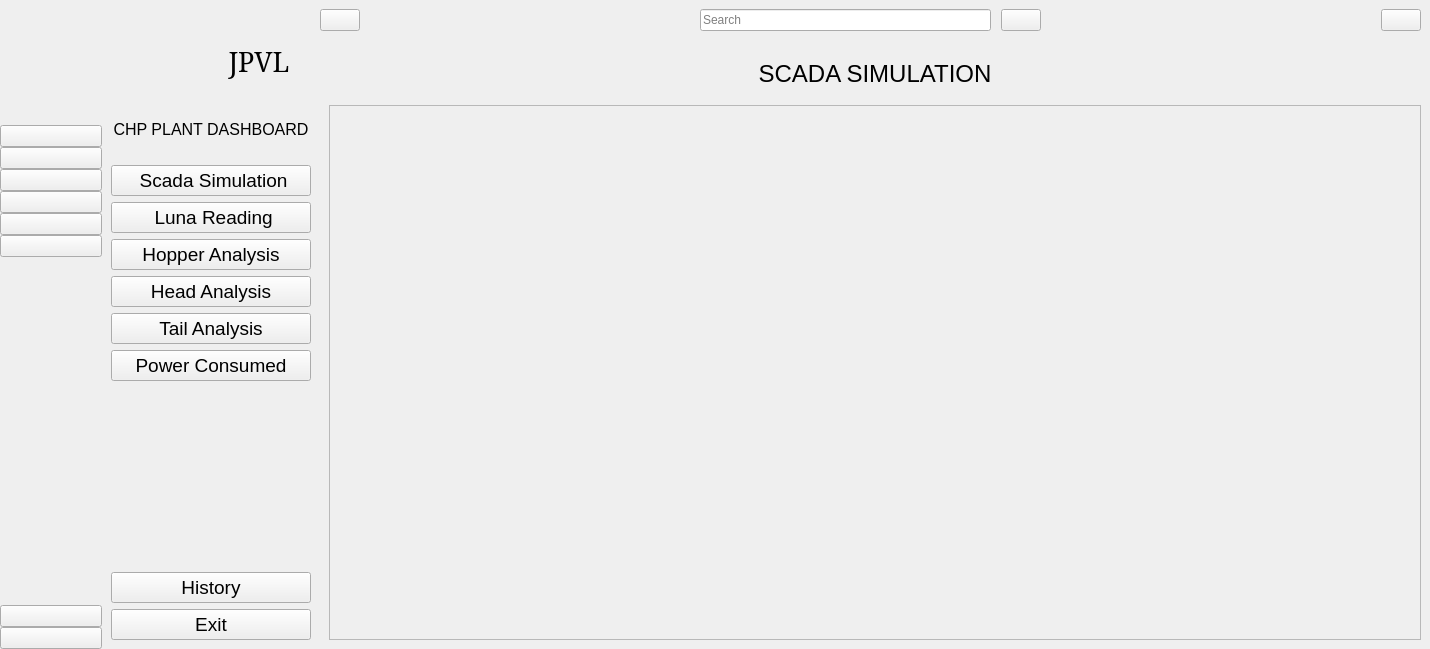
Ishatvb/CHP_GUI-JPVL, file sidebar.ui: the form before one commit.
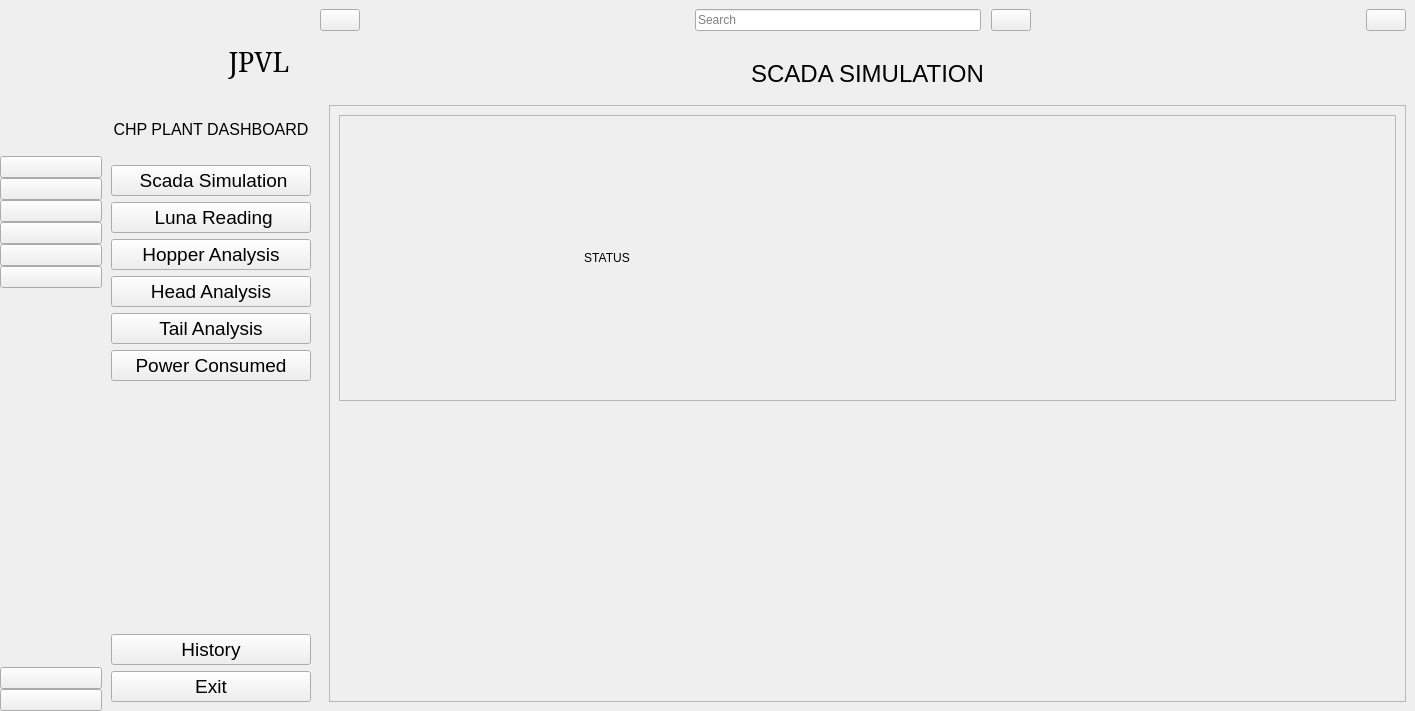
The form after the commit. The open tabs and pages were chosen to show the change. Icons and pictures are not drawn.

```diff
--- a/sidebar.ui
+++ b/sidebar.ui
@@ -6,8 +6,8 @@
    <rect>
     <x>0</x>
     <y>0</y>
-    <width>1430</width>
-    <height>649</height>
+    <width>1415</width>
+    <height>711</height>
    </rect>
   </property>
   <property name="windowTitle">
@@ -642,6 +642,56 @@
              <property name="frameShadow">
               <enum>QFrame::Raised</enum>
              </property>
+             <layout class="QVBoxLayout" name="verticalLayout_17">
+              <item>
+               <widget class="QFrame" name="frame_22">
+                <property name="frameShape">
+                 <enum>QFrame::StyledPanel</enum>
+                </property>
+                <property name="frameShadow">
+                 <enum>QFrame::Raised</enum>
+                </property>
+                <layout class="QHBoxLayout" name="horizontalLayout_9">
+                 <item>
+                  <widget class="QLabel" name="label_56">
+                   <property name="text">
+                    <string>STATUS</string>
+                   </property>
+                   <property name="alignment">
+                    <set>Qt::AlignCenter</set>
+                   </property>
+                  </widget>
+                 </item>
+                 <item>
+                  <widget class="QLabel" name="label_57">
+                   <property name="text">
+                    <string/>
+                   </property>
+                   <property name="alignment">
+                    <set>Qt::AlignCenter</set>
+                   </property>
+                  </widget>
+                 </item>
+                </layout>
+               </widget>
+              </item>
+              <item>
+               <widget class="QLabel" name="label_55">
+                <property name="text">
+                 <string/>
+                </property>
+                <property name="pixmap">
+                 <pixmap resource="resource.qrc">:/images/images/fullscada4.png</pixmap>
+                </property>
+                <property name="scaledContents">
+                 <bool>true</bool>
+                </property>
+                <property name="alignment">
+                 <set>Qt::AlignCenter</set>
+                </property>
+               </widget>
+              </item>
+             </layout>
             </widget>
            </item>
           </layout>
@@ -2068,15 +2118,15 @@
            </property>
           </widget>
          </item>
+         <item>
+          <widget class="QPushButton" name="power_btn_1">
+           <property name="text">
+            <string/>
+           </property>
+          </widget>
+         </item>
         </layout>
        </item>
-       <item>
-        <widget class="QPushButton" name="power_btn_1">
-         <property name="text">
-          <string/>
-         </property>
-        </widget>
-       </item>
        <item>
         <spacer name="verticalSpacer">
          <property name="orientation">
@@ -2095,6 +2145,12 @@
          <property name="text">
           <string/>
          </property>
+         <property name="checkable">
+          <bool>true</bool>
+         </property>
+         <property name="autoExclusive">
+          <bool>true</bool>
+         </property>
         </widget>
        </item>
        <item>
```
Left out of the diff: 32 changed lines with no effect on the pictures.
